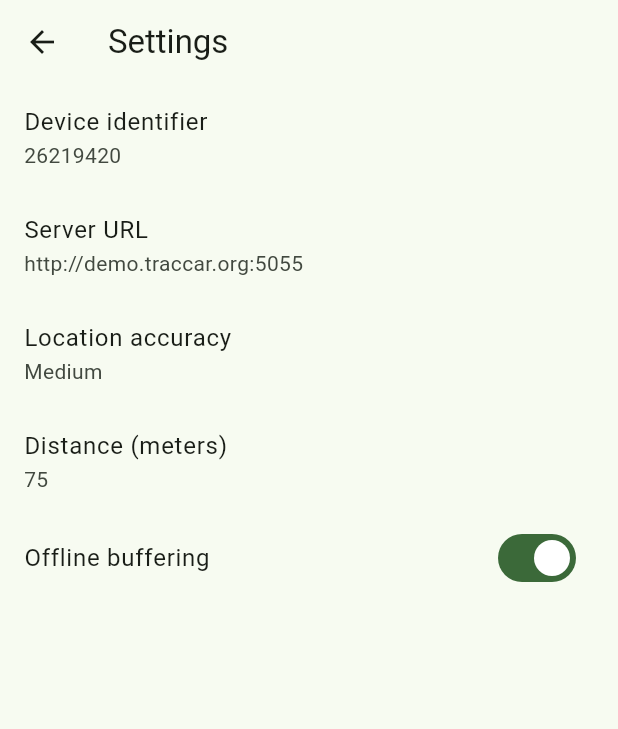
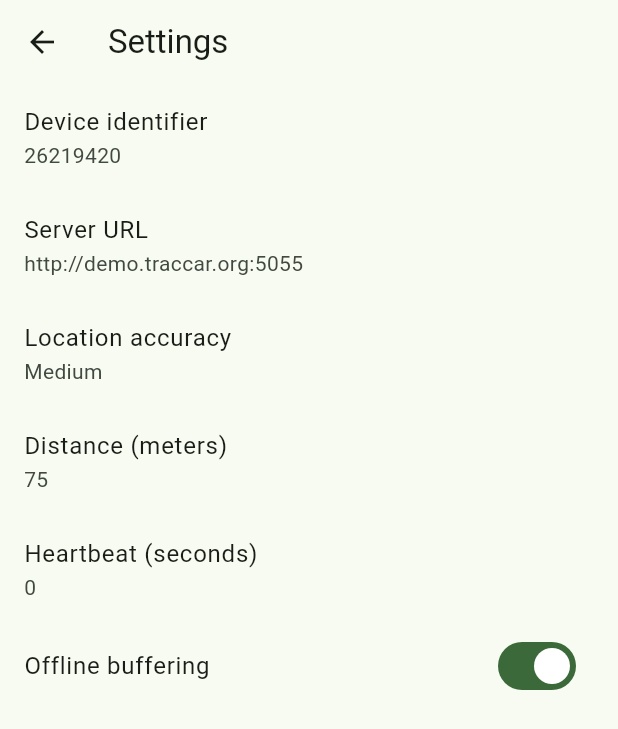
Before and after one commit to traccar/traccar-client, a Flutter app: the screen it shows after launch, after a tap on "Change settings", on a phone screen of 412 x 824 dp. Shown: the top 729 px of the screen. Run offline on Flutter 3.47's test engine with Material 3 defaults, Android fonts, the phone set to English and light mode, and no system bars; our stand-ins replace firebase_core, firebase_crashlytics, shared_preferences; missing offline and left inert: flutter_background_geolocation, quick_actions, rate_my_app, shared_preferences_android; accounts and stored records are empty; generated files the repository leaves out were written again.

Commit message:
Add heartbeat support

```diff
--- a/lib/l10n/app_en.arb
+++ b/lib/l10n/app_en.arb
@@ -16,6 +16,7 @@
   "lowAccuracyLabel": "Low",
   "intervalLabel": "Interval (seconds)",
   "distanceLabel": "Distance (meters)",
+  "heartbeatLabel": "Heartbeat (seconds)",
   "bufferLabel": "Offline buffering",
   "trackingLabel": "Continuous tracking",
   "startAction": "Start service",
--- a/lib/preferences.dart
+++ b/lib/preferences.dart
@@ -13,6 +13,7 @@ class Preferences {
   static const String accuracy = 'accuracy';
   static const String interval = 'interval';
   static const String distance = 'distance';
+  static const String heartbeat = 'heartbeat';
   static const String buffer = 'buffer';
 
   static Future<void> init() async {
@@ -22,7 +23,7 @@ class Preferences {
         : SharedPreferencesOptions(),
       cacheOptions: SharedPreferencesWithCacheOptions(
         allowList: {
-          'id', 'url', 'accuracy', 'interval', 'distance', 'buffer',
+          id, url, accuracy, interval, distance, buffer, heartbeat,
           'device_id_preference', 'server_url_preference', 'accuracy_preference',
           'frequency_preference', 'distance_preference', 'buffer_preference',
         },
@@ -46,10 +47,12 @@ class Preferences {
     await instance.setString(accuracy, instance.getString(accuracy) ?? 'medium');
     await instance.setInt(interval, instance.getInt(interval) ?? 300);
     await instance.setInt(distance, instance.getInt(distance) ?? 75);
+    await instance.setInt(heartbeat, instance.getInt(heartbeat) ?? 0);
     await instance.setBool(buffer, instance.getBool(buffer) ?? true);
   }
 
   static bg.Config geolocationConfig() {
+    final heartbeatInterval = instance.getInt(interval) ?? 0;
     return bg.Config(
       stopOnTerminate: false,
       startOnBoot: true,
@@ -64,10 +67,12 @@ class Preferences {
       },
       distanceFilter: instance.getInt(distance)?.toDouble(),
       locationUpdateInterval: (instance.getInt(interval) ?? 0) * 1000,
+      heartbeatInterval: heartbeatInterval > 0 ? heartbeatInterval : null,
       maxRecordsToPersist: instance.getBool(buffer) != false ? -1 : 1,
       logLevel: bg.Config.LOG_LEVEL_INFO,
       logMaxDays: 1,
       locationTemplate: _locationTemplate(),
+      showsBackgroundLocationIndicator: false,
     );
   }
 
--- a/lib/settings_screen.dart
+++ b/lib/settings_screen.dart
@@ -135,6 +135,7 @@ class _SettingsScreenState extends State<SettingsScreen> {
           _buildListTile(AppLocalizations.of(context)!.distanceLabel, Preferences.distance, true),
           if (Platform.isAndroid && Preferences.instance.getInt(Preferences.distance) == 0)
             _buildListTile(AppLocalizations.of(context)!.intervalLabel, Preferences.interval, true),
+          _buildListTile(AppLocalizations.of(context)!.heartbeatLabel, Preferences.heartbeat, true),
           SwitchListTile(
             title: Text(AppLocalizations.of(context)!.bufferLabel),
             value: buffering,
```
